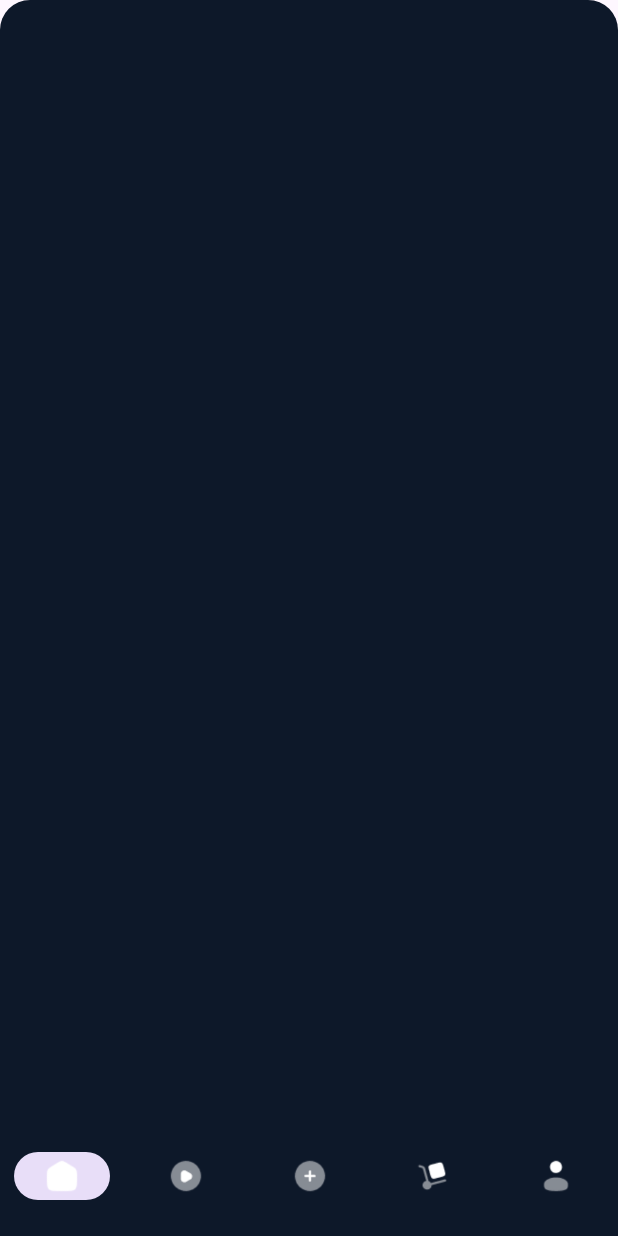
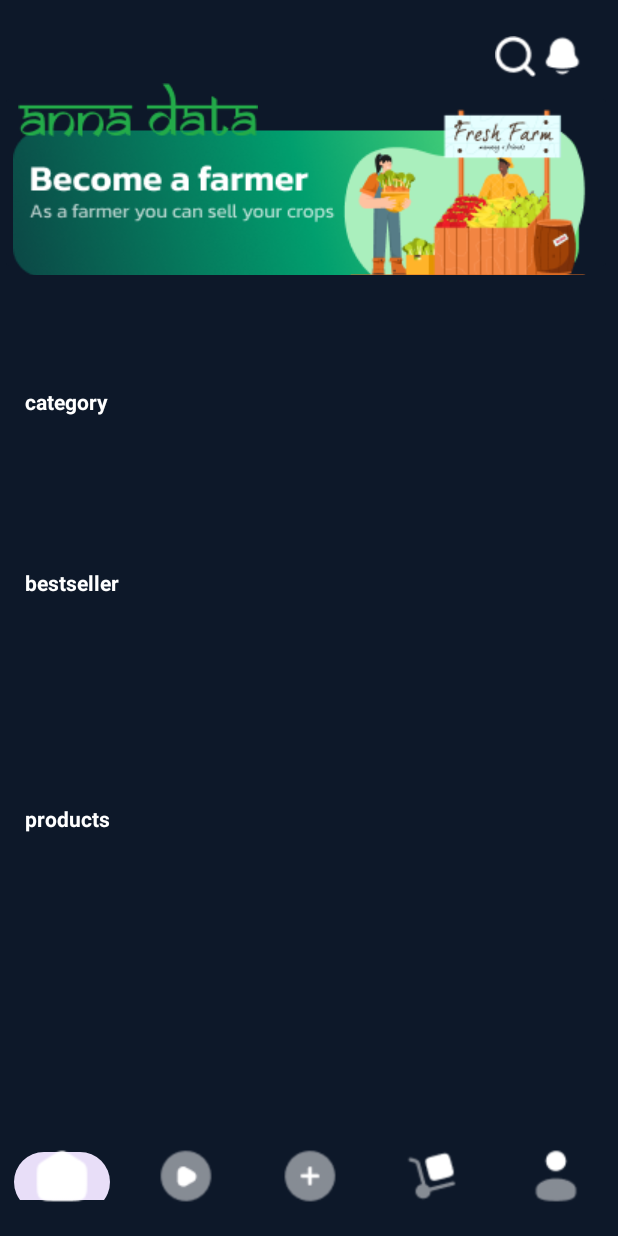
Before and after one commit to satyamsahu1403/farmersapplication, an Android app: the layout navbar.xml on its own in the app's theme, with its tools: preview values and no code run, on a phone screen of 412 x 824 dp. Run offline under Robolectric (Android 15) with nearby library versions, the phone set to English and light mode, and no system bars.

Commit message:
New update

```diff
--- a/app/src/main/res/layout/navbar.xml
+++ b/app/src/main/res/layout/navbar.xml
@@ -4,11 +4,115 @@
     xmlns:tools="http://schemas.android.com/tools"
     android:layout_width="match_parent"
     android:layout_height="match_parent"
-    android:background="@drawable/rounded_dashboard"
+    android:background="#0D1829"
     android:backgroundTint="#0D1829">
 
+    <TextView
+        android:id="@+id/productstext"
+        android:layout_width="142dp"
+        android:layout_height="28dp"
+        android:layout_marginStart="16dp"
+        android:layout_marginTop="460dp"
+        android:layout_marginEnd="253dp"
+        android:layout_marginBottom="184dp"
+        android:text="products"
+        android:textColor="#FFFFFF"
+        android:textStyle="bold"
+        app:layout_constraintBottom_toBottomOf="parent"
+        app:layout_constraintEnd_toEndOf="parent"
+        app:layout_constraintStart_toStartOf="parent"
+        app:layout_constraintTop_toTopOf="parent" />
+
+    <TextView
+        android:id="@+id/bestdellertext"
+        android:layout_width="142dp"
+        android:layout_height="28dp"
+        android:layout_marginStart="16dp"
+        android:layout_marginTop="280dp"
+        android:layout_marginEnd="253dp"
+        android:layout_marginBottom="319dp"
+        android:text="bestseller"
+        android:textColor="#FFFFFF"
+        android:textStyle="bold"
+        app:layout_constraintBottom_toBottomOf="parent"
+        app:layout_constraintEnd_toEndOf="parent"
+        app:layout_constraintStart_toStartOf="parent"
+        app:layout_constraintTop_toTopOf="parent" />
+
+    <TextView
+        android:id="@+id/categorytext"
+        android:layout_width="142dp"
+        android:layout_height="28dp"
+        android:layout_marginStart="16dp"
+        android:layout_marginTop="160dp"
+        android:layout_marginEnd="253dp"
+        android:layout_marginBottom="440dp"
+        android:text="category"
+        android:textColor="#FFFFFF"
+        android:textStyle="bold"
+        app:layout_constraintBottom_toBottomOf="parent"
+        app:layout_constraintEnd_toEndOf="parent"
+        app:layout_constraintStart_toStartOf="parent"
+        app:layout_constraintTop_toTopOf="parent" />
+
+    <com.google.android.material.bottomnavigation.BottomNavigationView
+        android:id="@+id/bottomNavigationView"
+        android:layout_width="match_parent"
+        android:layout_height="wrap_content"
+        app:backgroundTint="#0D1829"
+        app:itemHorizontalTranslationEnabled="false"
+        app:itemIconSize="@dimen/navbar_icon"
+        app:itemIconTint="@color/white"
+        app:labelVisibilityMode="unlabeled"
+        app:layout_constraintBottom_toBottomOf="parent"
+        app:layout_constraintEnd_toEndOf="parent"
+        app:layout_constraintStart_toStartOf="parent"
+        app:menu="@menu/bottom" />
+
+    <ImageView
+        android:id="@+id/bellicon"
+        android:layout_width="30dp"
+        android:layout_height="36dp"
+        android:layout_marginStart="360dp"
+        android:layout_marginTop="19dp"
+        app:layout_constraintStart_toStartOf="parent"
+        app:layout_constraintTop_toTopOf="parent"
+        app:srcCompat="@drawable/bell" />
+
+    <ImageView
+        android:id="@+id/searchicon"
+        android:layout_width="27dp"
+        android:layout_height="35dp"
+        android:layout_marginStart="330dp"
+        android:layout_marginTop="20dp"
+        app:layout_constraintStart_toStartOf="parent"
+        app:layout_constraintTop_toTopOf="parent"
+        app:srcCompat="@drawable/searchlens" />
+
+    <ImageButton
+        android:id="@+id/banner"
+        android:layout_width="408dp"
+        android:layout_height="123dp"
+        android:layout_marginTop="60dp"
+        android:backgroundTint="#0D1829"
+        app:layout_constraintStart_toStartOf="parent"
+        app:layout_constraintTop_toTopOf="parent"
+        app:srcCompat="@drawable/group16" />
+
+    <ImageView
+        android:id="@+id/annadatatext"
+        android:layout_width="wrap_content"
+        android:layout_height="wrap_content"
+        android:layout_marginEnd="228dp"
+        android:layout_marginBottom="677dp"
+        android:backgroundTint="#0D1829"
+        app:layout_constraintBottom_toBottomOf="parent"
+        app:layout_constraintEnd_toEndOf="parent"
+        app:layout_constraintStart_toStartOf="parent"
+        app:layout_constraintTop_toTopOf="parent"
+        app:srcCompat="@drawable/annadata" />
+
     <FrameLayout
-        android:id="@+id/frameLayout"
         android:layout_width="0dp"
         android:layout_height="0dp"
         app:layout_constraintBottom_toBottomOf="parent"
@@ -19,16 +123,4 @@
 
     </FrameLayout>
 
-    <com.google.android.material.bottomnavigation.BottomNavigationView
-        android:layout_width="match_parent"
-        android:layout_height="wrap_content"
-        android:background="#0D1829"
-        app:itemHorizontalTranslationEnabled="false"
-        app:itemIconTint="@color/white"
-        app:labelVisibilityMode="unlabeled"
-        app:layout_constraintBottom_toBottomOf="parent"
-        app:layout_constraintEnd_toEndOf="parent"
-        app:layout_constraintStart_toStartOf="parent"
-        app:menu="@menu/bottom" />
-
 </androidx.constraintlayout.widget.ConstraintLayout>
--- a/app/src/main/res/values/dimens.xml
+++ b/app/src/main/res/values/dimens.xml
@@ -2,4 +2,5 @@
     <dimen name="app_bar_height">180dp</dimen>
     <dimen name="fab_margin">16dp</dimen>
     <dimen name="text_margin">16dp</dimen>
+    <dimen name="navbar_icon">40dp</dimen>
 </resources>
```
